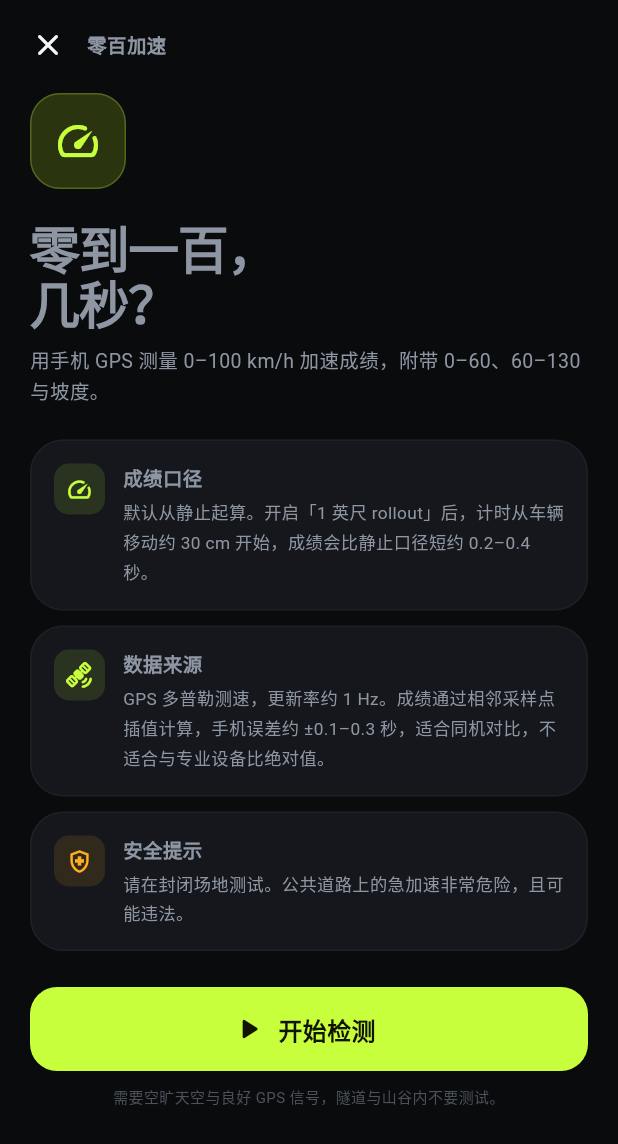
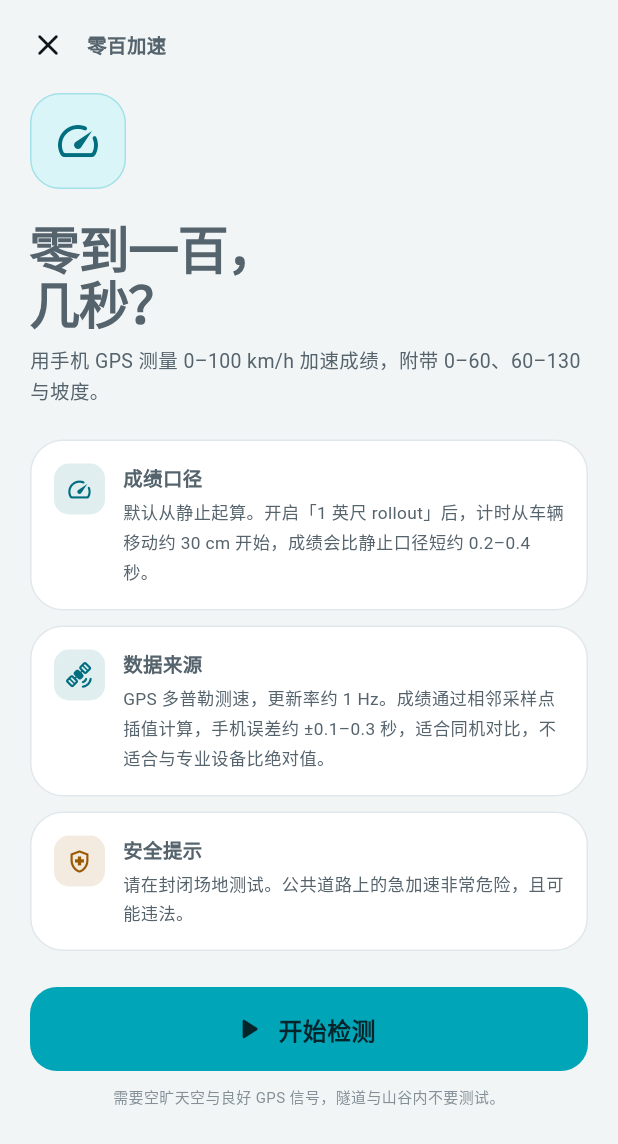
Before and after one commit to jsonwu5/MotoLean, a Flutter app: the screen it shows after launch, after a tap on "查看演示", after a tap on "开始", on a phone screen of 412 x 824 dp. Shown: the top 1144 px of the screen. Run offline on Flutter 3.47's test engine with Material 3 defaults, Android fonts, the phone set to English and light mode, and no system bars; our stand-ins replace fl_chart, flutter_map, geolocator, latlong2, permission_handler, sensors_plus and 4 more; accounts and stored records are empty.

Commit message:
feat: adopt the 450SR-S starlight-white light theme
Replace the dark lime-on-black palette with the pearl-white and
cyan-blue livery of the CFMOTO 450SR-S in starlight white.

The reference cyan (#00EEFC) only reaches 1.43:1 on white, so the
brand colour is split into two semantic tokens: `accent` for fills
and graphics, and `accentInk` for text, icons and thin arcs on a
light background.

- theme: light ColorScheme plus slider, switch and progress themes
- theme: card borders use the divider colour instead of white alpha
- home: hero gradient becomes pearl white with a soft cyan wash
- gauge: track, arc and limit markers tuned for a white card
- map: attribution text stays legible on its dark scrim
- a11y: tertiary text, accent ink and amber all pass WCAG AA

```diff
--- a/lib/main.dart
+++ b/lib/main.dart
@@ -12,10 +12,10 @@ Future<void> main() async {
   SystemChrome.setSystemUIOverlayStyle(
     const SystemUiOverlayStyle(
       statusBarColor: Colors.transparent,
-      statusBarIconBrightness: Brightness.light,
-      statusBarBrightness: Brightness.dark,
+      statusBarIconBrightness: Brightness.dark,
+      statusBarBrightness: Brightness.light,
       systemNavigationBarColor: AppColors.background,
-      systemNavigationBarIconBrightness: Brightness.light,
+      systemNavigationBarIconBrightness: Brightness.dark,
     ),
   );
   final store = RideStore();
--- a/lib/screens/acceleration_result_screen.dart
+++ b/lib/screens/acceleration_result_screen.dart
@@ -226,7 +226,7 @@ class _AccelerationResultScreenState extends State<AccelerationResultScreen> {
               ),
             ),
             if (run.isDemo)
-              _Tag(label: '演示', color: AppColors.accent)
+              _Tag(label: '演示', color: AppColors.accentInk)
             else if (!run.valid)
               _Tag(label: '数据不足', color: AppColors.amber),
           ],
@@ -239,7 +239,7 @@ class _AccelerationResultScreenState extends State<AccelerationResultScreen> {
             gradient: const LinearGradient(
               begin: Alignment.topLeft,
               end: Alignment.bottomRight,
-              colors: [Color(0xFF202B0E), Color(0xFF121418)],
+              colors: [Color(0xFFDDF3F6), Color(0xFFF4F9FA)],
             ),
           ),
           child: Column(
@@ -481,7 +481,7 @@ class _StatCard extends StatelessWidget {
               fontSize: 15,
               fontWeight: FontWeight.w800,
               fontFeatures: tabularFigures,
-              color: accent ? AppColors.accent : AppColors.textPrimary,
+              color: accent ? AppColors.accentInk : AppColors.textPrimary,
             ),
           ),
           const SizedBox(height: 3),
--- a/lib/screens/acceleration_screen.dart
+++ b/lib/screens/acceleration_screen.dart
@@ -209,7 +209,7 @@ class _AccelerationScreenState extends State<AccelerationScreen> {
                   width: 64,
                   height: 64,
                   decoration: BoxDecoration(
-                    color: AppColors.accentDark,
+                    color: AppColors.accentSoft,
                     borderRadius: BorderRadius.circular(20),
                     border: Border.all(
                       color: AppColors.accent.withValues(alpha: 0.25),
@@ -217,7 +217,7 @@ class _AccelerationScreenState extends State<AccelerationScreen> {
                   ),
                   child: const Icon(
                     Icons.speed_rounded,
-                    color: AppColors.accent,
+                    color: AppColors.accentInk,
                     size: 32,
                   ),
                 ),
@@ -334,7 +334,7 @@ class _AccelerationScreenState extends State<AccelerationScreen> {
                                   : Icons.gps_not_fixed_rounded,
                               size: 44,
                               color: ready
-                                  ? AppColors.accent
+                                  ? AppColors.accentInk
                                   : AppColors.textSecondary,
                             ),
                             const SizedBox(height: 8),
@@ -346,7 +346,7 @@ class _AccelerationScreenState extends State<AccelerationScreen> {
                                 fontSize: 20,
                                 fontWeight: FontWeight.w800,
                                 color: ready
-                                    ? AppColors.accent
+                                    ? AppColors.accentInk
                                     : AppColors.textPrimary,
                                 fontFeatures: tabularFigures,
                               ),
@@ -410,7 +410,7 @@ class _AccelerationScreenState extends State<AccelerationScreen> {
                   width: 76,
                   height: 76,
                   decoration: BoxDecoration(
-                    color: AppColors.accentDark,
+                    color: AppColors.accentSoft,
                     shape: BoxShape.circle,
                     border: Border.all(
                       color: AppColors.accent.withValues(alpha: 0.35),
@@ -419,7 +419,7 @@ class _AccelerationScreenState extends State<AccelerationScreen> {
                   ),
                   child: const Icon(
                     Icons.gps_fixed_rounded,
-                    color: AppColors.accent,
+                    color: AppColors.accentInk,
                     size: 36,
                   ),
                 ),
@@ -747,9 +747,9 @@ class _AccelerationScreenState extends State<AccelerationScreen> {
                       boxShadow: [
                         BoxShadow(
                           color: AppColors.accent.withValues(
-                            alpha: 0.32 * glow,
+                            alpha: 0.22 * glow,
                           ),
-                          blurRadius: 52 * glow,
+                          blurRadius: 44 * glow,
                           spreadRadius: 2 * glow,
                         ),
                       ],
@@ -763,7 +763,7 @@ class _AccelerationScreenState extends State<AccelerationScreen> {
                       gradient: const LinearGradient(
                         begin: Alignment.topLeft,
                         end: Alignment.bottomRight,
-                        colors: [Color(0xFF202B0E), Color(0xFF121418)],
+                        colors: [Color(0xFFDDF3F6), Color(0xFFF4F9FA)],
                       ),
                     ),
                     child: Column(
@@ -1012,7 +1012,7 @@ class _InfoCard extends StatelessWidget {
 
   @override
   Widget build(BuildContext context) {
-    final color = danger ? AppColors.amber : AppColors.accent;
+    final color = danger ? AppColors.amber : AppColors.accentInk;
     return Container(
       padding: const EdgeInsets.all(15),
       decoration: cardDecoration(),
--- a/lib/screens/home_screen.dart
+++ b/lib/screens/home_screen.dart
@@ -400,7 +400,7 @@ class _Header extends StatelessWidget {
           ),
           child: const Icon(
             Icons.two_wheeler_rounded,
-            color: Color(0xFF111400),
+            color: AppColors.onAccent,
             size: 24,
           ),
         ),
@@ -481,10 +481,10 @@ class _HeroCard extends StatelessWidget {
         gradient: const LinearGradient(
           begin: Alignment.topLeft,
           end: Alignment.bottomRight,
-          colors: [Color(0xFF202B0E), Color(0xFF151A10), Color(0xFF121418)],
+          colors: [Color(0xFFDFF3F6), Color(0xFFF1F8FA), Color(0xFFFFFFFF)],
           stops: [0, 0.48, 1],
         ),
-        border: Border.all(color: AppColors.accent.withValues(alpha: 0.14)),
+        border: Border.all(color: AppColors.accent.withValues(alpha: 0.22)),
       ),
       child: Stack(
         children: [
@@ -496,7 +496,7 @@ class _HeroCard extends StatelessWidget {
               child: Icon(
                 Icons.route_rounded,
                 size: 190,
-                color: AppColors.accent.withValues(alpha: 0.055),
+                color: AppColors.accent.withValues(alpha: 0.10),
               ),
             ),
           ),
@@ -511,10 +511,10 @@ class _HeroCard extends StatelessWidget {
                     vertical: 4,
                   ),
                   decoration: BoxDecoration(
-                    color: Colors.white.withValues(alpha: 0.05),
+                    color: Colors.white.withValues(alpha: 0.75),
                     borderRadius: BorderRadius.circular(20),
                     border: Border.all(
-                      color: Colors.white.withValues(alpha: 0.06),
+                      color: AppColors.accent.withValues(alpha: 0.30),
                     ),
                   ),
                   child: const Row(
@@ -523,7 +523,7 @@ class _HeroCard extends StatelessWidget {
                       Icon(
                         Icons.sensors_rounded,
                         size: 12,
-                        color: AppColors.accent,
+                        color: AppColors.accentInk,
                       ),
                       SizedBox(width: 5),
                       Text(
@@ -641,12 +641,12 @@ class _AccelerationCard extends StatelessWidget {
                 width: 40,
                 height: 40,
                 decoration: BoxDecoration(
-                  color: AppColors.cyan.withValues(alpha: 0.12),
+                  color: AppColors.blue.withValues(alpha: 0.12),
                   borderRadius: BorderRadius.circular(12),
                 ),
                 child: const Icon(
                   Icons.speed_rounded,
-                  color: AppColors.cyan,
+                  color: AppColors.blue,
                   size: 22,
                 ),
               ),
@@ -677,8 +677,8 @@ class _AccelerationCard extends StatelessWidget {
                 child: FilledButton(
                   onPressed: onStart,
                   style: FilledButton.styleFrom(
-                    backgroundColor: AppColors.cyan,
-                    foregroundColor: const Color(0xFF001A1F),
+                    backgroundColor: AppColors.blue,
+                    foregroundColor: Colors.white,
                     minimumSize: const Size(0, 38),
                     padding: const EdgeInsets.symmetric(horizontal: 16),
                     shape: RoundedRectangleBorder(
@@ -701,7 +701,7 @@ class _AccelerationCard extends StatelessWidget {
               const Icon(
                 Icons.emoji_events_rounded,
                 size: 14,
-                color: AppColors.accent,
+                color: AppColors.accentInk,
               ),
               const SizedBox(width: 6),
               Expanded(
@@ -832,7 +832,7 @@ class _SessionCard extends StatelessWidget {
                               vertical: 1,
                             ),
                             decoration: BoxDecoration(
-                              color: AppColors.accentDark,
+                              color: AppColors.accentSoft,
                               borderRadius: BorderRadius.circular(4),
                             ),
                             child: const Text(
@@ -840,7 +840,7 @@ class _SessionCard extends StatelessWidget {
                               style: TextStyle(
                                 fontSize: 8,
                                 fontWeight: FontWeight.w700,
-                                color: AppColors.accent,
+                                color: AppColors.accentInk,
                               ),
                             ),
                           ),
@@ -898,7 +898,7 @@ class _SessionCard extends StatelessWidget {
                       fontWeight: FontWeight.w800,
                       letterSpacing: -1,
                       color: lean > 0
-                          ? AppColors.accent
+                          ? AppColors.accentInk
                           : AppColors.textTertiary,
                       fontFeatures: tabularFigures,
                     ),
@@ -976,7 +976,7 @@ class _EmptyState extends StatelessWidget {
               ),
               child: const Icon(
                 Icons.terrain_rounded,
-                color: AppColors.accent,
+                color: AppColors.accentInk,
                 size: 28,
               ),
             ),
@@ -1127,7 +1127,7 @@ class _MeasurementInfoSheet extends StatelessWidget {
               color: AppColors.surfaceHighest,
               borderRadius: BorderRadius.circular(10),
             ),
-            child: Icon(icon, size: 18, color: AppColors.accent),
+            child: Icon(icon, size: 18, color: AppColors.accentInk),
           ),
           const SizedBox(width: 12),
           Expanded(
--- a/lib/screens/settings_screen.dart
+++ b/lib/screens/settings_screen.dart
@@ -323,7 +323,7 @@ class _SettingsScreenState extends State<SettingsScreen> {
             onPressed: () => Navigator.of(context).pop(true),
             style: FilledButton.styleFrom(
               backgroundColor: danger ? AppColors.danger : AppColors.accent,
-              foregroundColor: danger ? Colors.white : const Color(0xFF101400),
+              foregroundColor: danger ? Colors.white : AppColors.onAccent,
               minimumSize: const Size(0, 44),
               padding: const EdgeInsets.symmetric(horizontal: 18),
             ),
--- a/lib/screens/summary_screen.dart
+++ b/lib/screens/summary_screen.dart
@@ -281,7 +281,7 @@ class _SummaryScreenState extends State<SummaryScreen> {
                               vertical: 3,
                             ),
                             decoration: BoxDecoration(
-                              color: AppColors.accentDark,
+                              color: AppColors.accentSoft,
                               borderRadius: BorderRadius.circular(6),
                             ),
                             child: const Text(
@@ -289,7 +289,7 @@ class _SummaryScreenState extends State<SummaryScreen> {
                               style: TextStyle(
                                 fontSize: 9,
                                 fontWeight: FontWeight.w700,
-                                color: AppColors.accent,
+                                color: AppColors.accentInk,
                               ),
                             ),
                           ),
@@ -618,7 +618,7 @@ class RemoteMapCard extends StatelessWidget {
             spacing: 12,
             runSpacing: 6,
             children: [
-              _LegendItem(color: Color(0xFF56606D), label: '0–10°'),
+              _LegendItem(color: AppColors.textTertiary, label: '0–10°'),
               _LegendItem(color: AppColors.accent, label: '10–20°'),
               _LegendItem(color: AppColors.amber, label: '20–30°'),
               _LegendItem(color: AppColors.orange, label: '30–40°'),
@@ -751,7 +751,7 @@ class _LeanBands extends StatelessWidget {
                           widthFactor: factor.clamp(0.0, 1.0),
                           child: Container(
                             color: band.lowerDeg == 0
-                                ? const Color(0xFF56606D)
+                                ? AppColors.textTertiary
                                 : leanColor(
                                     (band.lowerDeg + band.upperDeg) / 2,
                                   ),
--- a/lib/theme.dart
+++ b/lib/theme.dart
@@ -1,21 +1,44 @@
 import 'package:flutter/cupertino.dart' show CupertinoPageTransitionsBuilder;
 import 'package:flutter/material.dart';
 
+/// 配色取自春风 450SR-S「星耀白」实车：
+///
+/// - 车漆白：`#F2F5F6` 页面底、纯白卡片
+/// - 品牌青蓝（SR-S 标识）：`#00EEFC` 原色过亮，白底上拆成两种用途
+///   - [accent] 用于填充块与图形（上面压深色字）
+///   - [accentInk] 用于白底上的文字、图标与细弧线（对比度 5.9:1）
+/// - 轮毂蓝：`#0F7CB8`，作为左倾 / 次要强调色
+/// - 碳纤黑：`#0F171C`，正文色
 abstract final class AppColors {
-  static const background = Color(0xFF0A0B0D);
-  static const surface = Color(0xFF15171C);
-  static const surfaceHigh = Color(0xFF1D2027);
-  static const surfaceHighest = Color(0xFF262A33);
-  static const accent = Color(0xFFC8FF3D);
-  static const accentDark = Color(0xFF2A3510);
-  static const cyan = Color(0xFF5BE7FF);
-  static const amber = Color(0xFFFFB020);
-  static const orange = Color(0xFFFF7A2F);
-  static const danger = Color(0xFFFF4D4F);
-  static const textPrimary = Color(0xFFF4F6F8);
-  static const textSecondary = Color(0xFF8E96A3);
-  static const textTertiary = Color(0xFF5C636E);
-  static const divider = Color(0xFF242830);
+  // 车漆白：页面底色与卡片
+  static const background = Color(0xFFF2F5F6);
+  static const surface = Color(0xFFFFFFFF);
+  static const surfaceHigh = Color(0xFFEDF2F4);
+  static const surfaceHighest = Color(0xFFDEE6EA);
+
+  // 品牌青蓝
+  static const accent = Color(0xFF00A5B8);
+  static const accentInk = Color(0xFF006E7F);
+  static const accentSoft = Color(0xFFD9F5F8);
+
+  // 轮毂蓝
+  static const blue = Color(0xFF0F7CB8);
+  static const blueSoft = Color(0xFFDCEBF7);
+
+  static const amber = Color(0xFF9A5A00);
+  static const orange = Color(0xFFD9561F);
+  static const danger = Color(0xFFD6342C);
+
+  // 压在高亮填充上的深色字
+  static const onAccent = Color(0xFF05252B);
+
+  static const textPrimary = Color(0xFF0F171C);
+  static const textSecondary = Color(0xFF55636D);
+  static const textTertiary = Color(0xFF68757F);
+  static const divider = Color(0xFFE1E8EB);
+
+  /// 卡片顶部的柔和青雾，呼应车漆在自然光下的冷调高光。
+  static const cyanWash = Color(0xFFEAF7F9);
 }
 
 const List<FontFeature> tabularFigures = [FontFeature.tabularFigures()];
@@ -44,13 +67,13 @@ abstract final class AppMotion {
 
 ThemeData buildAppTheme() {
   final base = ThemeData(
-    brightness: Brightness.dark,
+    brightness: Brightness.light,
     useMaterial3: true,
-    colorScheme: const ColorScheme.dark(
+    colorScheme: const ColorScheme.light(
       primary: AppColors.accent,
-      onPrimary: Color(0xFF111400),
-      secondary: AppColors.cyan,
-      onSecondary: Color(0xFF001A1F),
+      onPrimary: AppColors.onAccent,
+      secondary: AppColors.blue,
+      onSecondary: Colors.white,
       surface: AppColors.surface,
       onSurface: AppColors.textPrimary,
       error: AppColors.danger,
@@ -101,6 +124,7 @@ ThemeData buildAppTheme() {
             color: AppColors.textTertiary,
           ),
         ),
+    iconTheme: const IconThemeData(color: AppColors.textPrimary),
     appBarTheme: const AppBarTheme(
       backgroundColor: Colors.transparent,
       surfaceTintColor: Colors.transparent,
@@ -116,7 +140,7 @@ ThemeData buildAppTheme() {
     filledButtonTheme: FilledButtonThemeData(
       style: FilledButton.styleFrom(
         backgroundColor: AppColors.accent,
-        foregroundColor: const Color(0xFF101400),
+        foregroundColor: AppColors.onAccent,
         minimumSize: const Size.fromHeight(56),
         shape: RoundedRectangleBorder(borderRadius: BorderRadius.circular(18)),
         textStyle: const TextStyle(
@@ -137,21 +161,18 @@ ThemeData buildAppTheme() {
     ),
     textButtonTheme: TextButtonThemeData(
       style: TextButton.styleFrom(
-        foregroundColor: AppColors.accent,
+        foregroundColor: AppColors.accentInk,
         textStyle: const TextStyle(fontSize: 14, fontWeight: FontWeight.w600),
       ),
     ),
     snackBarTheme: SnackBarThemeData(
-      backgroundColor: AppColors.surfaceHighest,
-      contentTextStyle: const TextStyle(
-        color: AppColors.textPrimary,
-        fontSize: 14,
-      ),
+      backgroundColor: AppColors.textPrimary,
+      contentTextStyle: const TextStyle(color: Colors.white, fontSize: 14),
       behavior: SnackBarBehavior.floating,
       shape: RoundedRectangleBorder(borderRadius: BorderRadius.circular(14)),
     ),
     dialogTheme: DialogThemeData(
-      backgroundColor: AppColors.surfaceHigh,
+      backgroundColor: AppColors.surface,
       surfaceTintColor: Colors.transparent,
       shape: RoundedRectangleBorder(borderRadius: BorderRadius.circular(24)),
       titleTextStyle: const TextStyle(
@@ -166,9 +187,9 @@ ThemeData buildAppTheme() {
       ),
     ),
     bottomSheetTheme: const BottomSheetThemeData(
-      backgroundColor: AppColors.surfaceHigh,
+      backgroundColor: AppColors.surface,
       surfaceTintColor: Colors.transparent,
-      modalBackgroundColor: AppColors.surfaceHigh,
+      modalBackgroundColor: AppColors.surface,
     ),
     dividerTheme: const DividerThemeData(
       color: AppColors.divider,
@@ -177,6 +198,26 @@ ThemeData buildAppTheme() {
     ),
     progressIndicatorTheme: const ProgressIndicatorThemeData(
       color: AppColors.accent,
+      linearTrackColor: AppColors.surfaceHighest,
+      circularTrackColor: AppColors.surfaceHighest,
+    ),
+    sliderTheme: const SliderThemeData(
+      activeTrackColor: AppColors.accent,
+      inactiveTrackColor: AppColors.surfaceHighest,
+      thumbColor: AppColors.accentInk,
+      overlayColor: Color(0x1A00A5B8),
+    ),
+    switchTheme: SwitchThemeData(
+      thumbColor: WidgetStateProperty.resolveWith(
+        (states) => states.contains(WidgetState.selected)
+            ? AppColors.surface
+            : AppColors.surfaceHighest,
+      ),
+      trackColor: WidgetStateProperty.resolveWith(
+        (states) => states.contains(WidgetState.selected)
+            ? AppColors.accent
+            : AppColors.surfaceHighest,
+      ),
     ),
     pageTransitionsTheme: const PageTransitionsTheme(
       builders: {
@@ -199,7 +240,7 @@ BoxDecoration cardDecoration({
   color: gradient == null ? color : null,
   gradient: gradient,
   borderRadius: BorderRadius.circular(radius),
-  border: Border.all(color: Colors.white.withValues(alpha: 0.04)),
+  border: Border.all(color: AppColors.divider),
 );
 
 /// 克制的淡出 + 轻微上滑页面转场（iOS/macOS 保持原生侧滑返回手势）。
--- a/lib/widgets/ride_map.dart
+++ b/lib/widgets/ride_map.dart
@@ -255,7 +255,7 @@ class _RideMapState extends State<RideMap> with SingleTickerProviderStateMixin {
                     : '© Esri · Maxar · Earthstar Geographics',
                 style: const TextStyle(
                   fontSize: 8,
-                  color: AppColors.textSecondary,
+                  color: Color(0xFFDCE6EA),
                 ),
               ),
             ),
@@ -281,7 +281,7 @@ class _RideMapState extends State<RideMap> with SingleTickerProviderStateMixin {
           style: TextStyle(
             fontSize: 9,
             fontWeight: FontWeight.w700,
-            color: AppColors.accent,
+            color: AppColors.accentInk,
           ),
         ),
       ),
@@ -365,5 +365,5 @@ Color leanColor(double leanDeg) {
   if (lean >= 10) {
     return AppColors.accent;
   }
-  return const Color(0xFF56606D);
+  return AppColors.textTertiary;
 }
--- a/lib/widgets/stat_tile.dart
+++ b/lib/widgets/stat_tile.dart
@@ -33,7 +33,7 @@ class StatTile extends StatelessWidget {
       fontWeight: FontWeight.w800,
       height: 1.1,
       letterSpacing: -0.8,
-      color: accent ? AppColors.accent : AppColors.textPrimary,
+      color: accent ? AppColors.accentInk : AppColors.textPrimary,
       fontFeatures: tabularFigures,
     );
     final animatable = countUp != null && countFormat != null;
```
Also changed, not shown: lib/screens/acceleration_history_screen.dart (+4 -4 lines), lib/screens/record_screen.dart (+11 -11 lines), lib/widgets/lean_gauge.dart (+5 -5 lines), lib/widgets/settings_tile.dart (+4 -4 lines).
